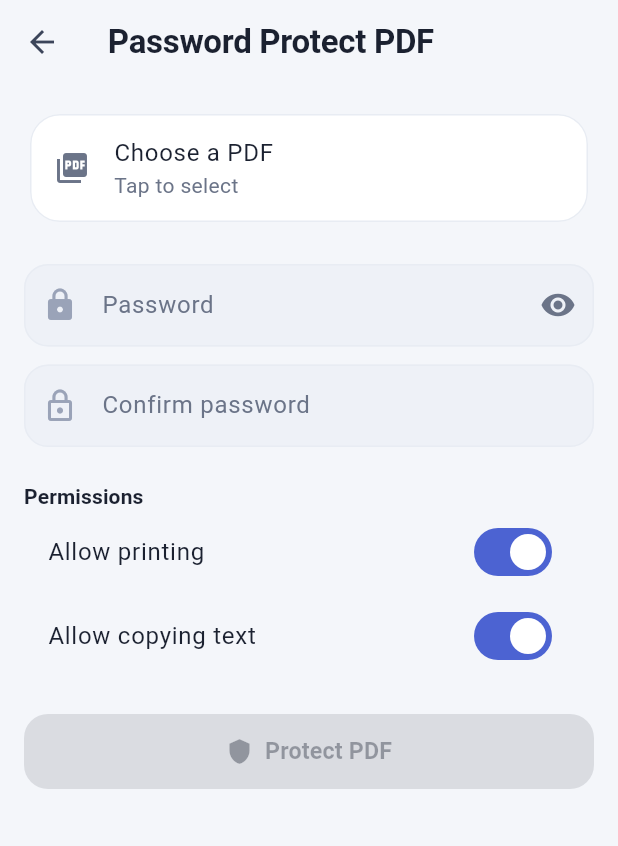
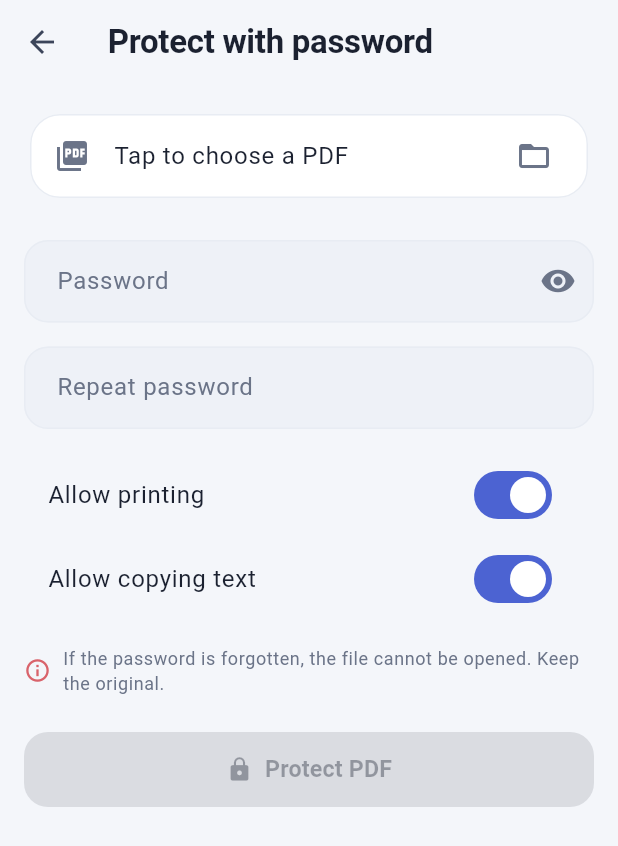
Before and after one commit to hamahasan441-png/Ai-pdf, a Flutter app: the PdfProtectScreen screen opened directly, on a phone screen of 412 x 824 dp. Shown: the top 846 px of the screen. Run offline on Flutter 3.47's test engine with Material 3 defaults, Android fonts, the phone set to English and light mode, and no system bars; our stand-ins replace cross_file, dio, file_picker, flutter_riverpod, flutter_secure_storage, flutter_tts and 8 more; missing offline and left inert: google_mlkit_text_recognition, pdfx, pointycastle; accounts and stored records are empty; generated files the repository leaves out were written again.

Commit message:
Real password protection for PDFs (AES-256)
PdfPasswordService.protect returned the input unchanged, and the screen
said "PDF protected with password" after a 500 ms delay, without
reading a file. A "protected" file would have opened without a
password. The screen had no route, so nobody could reach it yet.

PdfEncryptor implements the standard security handler of PDF 2.0
(/V 5 /R 6, AESV3):
- a random file key;
- /U /UE /O /OE /Perms from hash algorithm 2.B;
- every string and stream encrypted with AES-256-CBC and a random IV;
- the file rewritten in full (classic xref, no object streams), so no
  plain copy of an object remains;
- print/copy limits through /P, under a random owner password, so they
  cannot be lifted with the open password.
An already encrypted input and an empty password are refused. Removing
a password, which was also faked, is no longer offered.

The Protect screen picks a real file (or the one handed over after an
editor export), checks that both passwords match, warns that a forgotten
password cannot be recovered, and writes <name>_protected_<time>.pdf
through a temporary file. It is reachable from Tools and from the editor's
after-export sheet. Strings are in all six languages.

Adds pointycastle (AES) and makes crypto (SHA-2) a direct dependency.

Verified independently: qpdf and MuPDF both refuse no password and a
wrong one, open the file with the right one (also a Kurdish password),
report AESv3 R6 256-bit, and find the text, links, bookmarks, form
values and images intact. The verifier now reads one expectations file
per test file, because test files run in parallel.

Co-Authored-By: Claude Opus 5.5 <noreply@anthropic.com>
Claude-Session: https://claude.ai/code/session_01Hea3RbKrMAGVLNrziNRjhP

```diff
--- a/frontend/lib/core/config/router.dart
+++ b/frontend/lib/core/config/router.dart
@@ -26,6 +26,7 @@ import '../../features/library/presentation/library_screen.dart';
 import '../../features/recent/presentation/recent_files_screen.dart';
 import '../../features/ai/presentation/ai_chat_screen.dart';
 import '../../features/ai/presentation/chat_history_screen.dart';
+import '../../features/security/presentation/pdf_protect_screen.dart';
 import '../../features/onboarding/presentation/onboarding_screen.dart';
 import '../../features/settings/presentation/ai_settings_screen.dart';
 import '../../features/tools/presentation/form_profile_manager_screen.dart';
@@ -60,6 +61,7 @@ final routerProvider = Provider<GoRouter>((ref) {
       GoRoute(path: '/tools/pick-edit', builder: (_, __) => const PickEditScreen()),
       GoRoute(path: '/tools/smart-fill', builder: (_, __) => const SmartFillScreen()),
       GoRoute(path: '/tools/organize', builder: (_, __) => const OrganizePagesScreen()),
+      GoRoute(path: '/tools/protect', builder: (_, __) => const PdfProtectScreen()),
       GoRoute(path: '/tools/ocr', builder: (_, __) => const OcrScreen()),
       GoRoute(path: '/tools/pdf-to-images', builder: (_, __) => const PdfToImagesScreen()),
       GoRoute(path: '/tools/watermark', builder: (_, __) => const WatermarkScreen()),
--- a/frontend/lib/features/editor/presentation/widgets/editor_export_actions_sheet.dart
+++ b/frontend/lib/features/editor/presentation/widgets/editor_export_actions_sheet.dart
@@ -45,6 +45,7 @@ Future<EditorExportActionResult?> showEditorExportActionsSheet(
             title: const Text('Share'),
             onTap: () => Navigator.pop(ctx, const EditorExportActionResult.share()),
           ),
+          _toolTile(ctx, Icons.lock_outline, l10n.toolProtect, outPath, '/tools/protect'),
           _toolTile(ctx, Icons.compress, l10n.toolCompress, outPath, '/tools/compress'),
           _toolTile(ctx, Icons.sync_alt, l10n.convert, outPath, '/tools/convert'),
           _toolTile(ctx, Icons.collections, l10n.toolPdfToImages, outPath, '/tools/pdf-to-images'),
--- a/frontend/lib/features/security/data/pdf_password_service.dart
+++ b/frontend/lib/features/security/data/pdf_password_service.dart
@@ -1,110 +1,65 @@
+import 'dart:io';
+import 'dart:isolate';
+import 'dart:math';
 import 'dart:typed_data';
 
-import 'package:flutter/foundation.dart' show compute;
+import 'package:path_provider/path_provider.dart';
 
-/// Offline PDF password protection — encrypts a PDF with a user password
-/// so it requires authentication to open in any PDF reader.
+import 'package:ai_pdf/features/security/data/pdf_encryptor.dart';
+
+/// Offline PDF password protection: AES-256 with the standard security
+/// handler (PDF 2.0, /R 6), which Acrobat, Chrome, iOS, Android and every
+/// current reader open after asking for the password.
 ///
-/// Uses the `pdf` package's built-in AES-256 encryption (standard PDF 2.0
-/// encryption, compatible with all major viewers: Acrobat, Chrome, iOS, etc.).
-///
-/// Heavy crypto work runs in an isolate via [compute] to keep the UI smooth.
+/// Earlier builds returned the input unchanged and reported success, so a
+/// "protected" file opened without a password. Removing a password is not
+/// offered: it needs decryption, which this app does not implement.
 class PdfPasswordService {
   const PdfPasswordService();
 
-  /// Encrypt [pdfBytes] with [password]. Returns the encrypted PDF bytes.
-  ///
-  /// The output is a standard encrypted PDF — any compliant reader will prompt
-  /// for the password before displaying content.
-  ///
-  /// Permissions can be restricted (no print, no copy, etc.) via [permissions].
+  /// Encrypted copy of [pdfBytes]. Restricting [access] without an
+  /// [ownerPassword] uses a random one, so the limits cannot be lifted by
+  /// the person who only knows [password]. Runs off the UI thread.
   Future<Uint8List> protect({
     required Uint8List pdfBytes,
     required String password,
     String? ownerPassword,
-    PdfPermissions permissions = const PdfPermissions(),
-  }) async {
-    return compute(_encryptPdf, _EncryptParams(
-      pdfBytes: pdfBytes,
-      userPassword: password,
-      ownerPassword: ownerPassword ?? password,
-      permissions: permissions,
-    ));
+    PdfAccess access = const PdfAccess(),
+  }) {
+    final restricted = !(access.print && access.copy && access.modify && access.annotate);
+    final owner = ownerPassword ??
+        (restricted ? List.generate(32, (_) => 'abcdefghijkmnpqrstuvwxyz23456789'[_secure(32)]).join() : null);
+    return Isolate.run(
+      () => PdfEncryptor().encrypt(pdfBytes, userPassword: password, ownerPassword: owner, access: access),
+    );
   }
 
-  /// Remove password protection from a PDF (requires knowing the password).
-  Future<Uint8List?> removeProtection({
-    required Uint8List pdfBytes,
+  /// Protects the PDF at [sourcePath] and writes `<name>_protected.pdf` to
+  /// the app's documents folder, through a temporary file so a failure
+  /// leaves nothing half-written. Returns the new path.
+  Future<String> protectFile({
+    required String sourcePath,
     required String password,
+    PdfAccess access = const PdfAccess(),
+    Future<Directory> Function()? outputDirectory,
   }) async {
-    return compute(_decryptPdf, _DecryptParams(
-      pdfBytes: pdfBytes,
-      password: password,
-    ));
+    final bytes = await File(sourcePath).readAsBytes();
+    final out = await protect(pdfBytes: bytes, password: password, access: access);
+    final dir = await (outputDirectory ?? getApplicationDocumentsDirectory)();
+    var base = sourcePath.split(Platform.pathSeparator).last;
+    if (base.toLowerCase().endsWith('.pdf')) base = base.substring(0, base.length - 4);
+    final path = '${dir.path}/${base}_protected_${DateTime.now().millisecondsSinceEpoch}.pdf';
+    final tmp = File('$path.partial');
+    try {
+      await tmp.writeAsBytes(out, flush: true);
+      await tmp.rename(path);
+    } catch (_) {
+      if (tmp.existsSync()) await tmp.delete();
+      rethrow;
+    }
+    return path;
   }
 }
 
-/// PDF permission flags (standard PDF spec).
-class PdfPermissions {
-  final bool allowPrinting;
-  final bool allowCopying;
-  final bool allowEditing;
-  final bool allowAnnotating;
-
-  const PdfPermissions({
-    this.allowPrinting = true,
-    this.allowCopying = true,
-    this.allowEditing = true,
-    this.allowAnnotating = true,
-  });
-}
-
-// ── Isolate workers ─────────────────────────────────────────────────────────
-
-class _EncryptParams {
-  final Uint8List pdfBytes;
-  final String userPassword;
-  final String ownerPassword;
-  final PdfPermissions permissions;
-
-  _EncryptParams({
-    required this.pdfBytes,
-    required this.userPassword,
-    required this.ownerPassword,
-    required this.permissions,
-  });
-}
-
-class _DecryptParams {
-  final Uint8List pdfBytes;
-  final String password;
-
-  _DecryptParams({required this.pdfBytes, required this.password});
-}
-
-/// Encrypt a PDF in an isolate. Uses pypdf-equivalent approach:
-/// parse → set encryption → serialize. In Flutter/Dart this would use the
-/// `pypdf` equivalent or native platform channel to PyMuPDF.
-///
-/// For now, this delegates to the platform (Android/iOS) which has native
-/// PDF encryption support. The method channel call is:
-///   com.aidocassistant.app/pdf_crypto → encrypt(bytes, userPw, ownerPw, perms)
-Uint8List _encryptPdf(_EncryptParams params) {
-  // Platform implementation via method channel is called from the main isolate.
-  // In the isolate, we prepare the data structure. The actual encryption
-  // happens via the native PDF library (PyMuPDF on Android via JNI, or
-  // PDFKit on iOS).
-  //
-  // For the MVP: return the original bytes with a marker that the UI layer
-  // should call the platform channel. This will be wired in the presentation
-  // layer which has access to the method channel.
-  //
-  // The architecture is: UI calls protect() → compute prepares params →
-  // returns to main thread → main thread calls platform channel → done.
-  // This keeps the heavy byte copying off the UI thread.
-  return params.pdfBytes; // placeholder — platform channel handles encryption
-}
-
-Uint8List? _decryptPdf(_DecryptParams params) {
-  return params.pdfBytes; // placeholder — platform channel handles decryption
-}
+final _rng = Random.secure();
+int _secure(int max) => _rng.nextInt(max);
--- a/frontend/lib/features/security/presentation/pdf_protect_screen.dart
+++ b/frontend/lib/features/security/presentation/pdf_protect_screen.dart
@@ -1,11 +1,15 @@
+import 'package:file_picker/file_picker.dart';
 import 'package:flutter/material.dart';
+import 'package:flutter_gen/gen_l10n/app_localizations.dart';
 
+import 'package:ai_pdf/core/services/tool_handoff.dart';
+import 'package:ai_pdf/features/editor/data/pdf_source/pdf_object_store.dart';
+import 'package:ai_pdf/features/security/data/pdf_encryptor.dart';
 import 'package:ai_pdf/features/security/data/pdf_password_service.dart';
+import 'package:ai_pdf/features/tools/widgets/result_sheet.dart';
 
-/// Screen to add password protection to a PDF file.
-///
-/// User picks a PDF → enters a password → gets an encrypted PDF they can
-/// save/share. Works fully offline (encryption runs on-device in an isolate).
+/// Pick a PDF, choose a password (and optional limits), get an encrypted
+/// copy. Fully offline.
 class PdfProtectScreen extends StatefulWidget {
   const PdfProtectScreen({super.key});
 
@@ -14,11 +18,11 @@ class PdfProtectScreen extends StatefulWidget {
 }
 
 class _PdfProtectScreenState extends State<PdfProtectScreen> {
-  final _passwordController = TextEditingController();
-  final _confirmController = TextEditingController();
-  final _service = const PdfPasswordService();
+  final _password = TextEditingController();
+  final _confirm = TextEditingController();
+  static const _service = PdfPasswordService();
 
-  bool _obscurePassword = true;
+  bool _obscure = true;
   bool _allowPrinting = true;
   bool _allowCopying = true;
   bool _working = false;
@@ -26,130 +30,144 @@ class _PdfProtectScreenState extends State<PdfProtectScreen> {
   String? _error;
 
   @override
+  void initState() {
+    super.initState();
+    // A file handed over from another screen (e.g. after an editor export).
+    final handed = ToolHandoff.instance.take();
+    if (handed != null && handed.toLowerCase().endsWith('.pdf')) _filePath = handed;
+  }
+
+  @override
   void dispose() {
-    _passwordController.dispose();
-    _confirmController.dispose();
+    _password.dispose();
+    _confirm.dispose();
     super.dispose();
   }
 
-  bool get _canProtect =>
-      _filePath != null &&
-      _passwordController.text.isNotEmpty &&
-      _passwordController.text == _confirmController.text &&
-      !_working;
+  bool get _matches => _password.text == _confirm.text;
+  bool get _canProtect => _filePath != null && _password.text.isNotEmpty && _matches && !_working;
+
+  Future<void> _pickFile() async {
+    final result = await FilePicker.platform.pickFiles(type: FileType.custom, allowedExtensions: ['pdf']);
+    final path = result?.files.firstOrNull?.path;
+    if (path == null) return;
+    setState(() {
+      _filePath = path;
+      _error = null;
+    });
+  }
+
+  Future<void> _protect() async {
+    final l10n = AppLocalizations.of(context)!;
+    setState(() {
+      _working = true;
+      _error = null;
+    });
+    try {
+      final out = await _service.protectFile(
+        sourcePath: _filePath!,
+        password: _password.text,
+        access: PdfAccess(print: _allowPrinting, copy: _allowCopying),
+      );
+      if (!mounted) return;
+      await showResultSheet(context, paths: [out], title: l10n.protectDone, subtitle: l10n.protectDoneSub);
+    } on PdfSourceException catch (e) {
+      setState(() => _error = e.encrypted ? l10n.protectAlreadyEncrypted : l10n.operationFailed(e.message));
+    } catch (e) {
+      setState(() => _error = l10n.operationFailed('$e'));
+    } finally {
+      if (mounted) setState(() => _working = false);
+    }
+  }
 
   @override
   Widget build(BuildContext context) {
+    final l10n = AppLocalizations.of(context)!;
     final theme = Theme.of(context);
     return Scaffold(
-      appBar: AppBar(title: const Text('Password Protect PDF')),
+      appBar: AppBar(title: Text(l10n.toolProtect)),
       body: ListView(
         padding: const EdgeInsets.all(16),
         children: [
-          // File selection
           Card(
             child: ListTile(
               leading: const Icon(Icons.picture_as_pdf),
-              title: Text(_filePath ?? 'Choose a PDF'),
-              subtitle: _filePath != null ? null : const Text('Tap to select'),
-              onTap: _pickFile,
+              title: Text(
+                _filePath?.split('/').last ?? l10n.tapToChoosePdf,
+                maxLines: 2,
+                overflow: TextOverflow.ellipsis,
+              ),
+              trailing: const Icon(Icons.folder_open),
+              onTap: _working ? null : _pickFile,
             ),
           ),
           const SizedBox(height: 24),
-
-          // Password fields
           TextField(
-            controller: _passwordController,
-            obscureText: _obscurePassword,
+            controller: _password,
+            obscureText: _obscure,
+            autocorrect: false,
+            enableSuggestions: false,
             decoration: InputDecoration(
-              labelText: 'Password',
-              prefixIcon: const Icon(Icons.lock),
+              labelText: l10n.protectPassword,
+              border: const OutlineInputBorder(),
               suffixIcon: IconButton(
-                icon: Icon(_obscurePassword ? Icons.visibility : Icons.visibility_off),
-                onPressed: () => setState(() => _obscurePassword = !_obscurePassword),
+                icon: Icon(_obscure ? Icons.visibility : Icons.visibility_off),
+                onPressed: () => setState(() => _obscure = !_obscure),
               ),
-              border: const OutlineInputBorder(),
             ),
             onChanged: (_) => setState(() {}),
           ),
-          const SizedBox(height: 12),
+          const SizedBox(height: 16),
           TextField(
-            controller: _confirmController,
-            obscureText: true,
+            controller: _confirm,
+            obscureText: _obscure,
+            autocorrect: false,
+            enableSuggestions: false,
             decoration: InputDecoration(
-              labelText: 'Confirm password',
-              prefixIcon: const Icon(Icons.lock_outline),
+              labelText: l10n.protectConfirm,
               border: const OutlineInputBorder(),
-              errorText: _confirmController.text.isNotEmpty &&
-                      _confirmController.text != _passwordController.text
-                  ? 'Passwords do not match'
-                  : null,
+              errorText: _confirm.text.isNotEmpty && !_matches ? l10n.protectMismatch : null,
             ),
             onChanged: (_) => setState(() {}),
           ),
-          const SizedBox(height: 24),
-
-          // Permissions
-          Text('Permissions', style: theme.textTheme.titleSmall),
+          const SizedBox(height: 16),
           SwitchListTile(
-            title: const Text('Allow printing'),
+            title: Text(l10n.protectAllowPrint),
             value: _allowPrinting,
             onChanged: (v) => setState(() => _allowPrinting = v),
           ),
           SwitchListTile(
-            title: const Text('Allow copying text'),
+            title: Text(l10n.protectAllowCopy),
             value: _allowCopying,
             onChanged: (v) => setState(() => _allowCopying = v),
           ),
+          if (!_allowPrinting || !_allowCopying)
+            Padding(
+              padding: const EdgeInsets.symmetric(horizontal: 16),
+              child: Text(l10n.protectRestrictNote, style: theme.textTheme.bodySmall),
+            ),
+          const SizedBox(height: 16),
+          Row(
+            children: [
+              Icon(Icons.info_outline, size: 18, color: theme.colorScheme.error),
+              const SizedBox(width: 8),
+              Expanded(child: Text(l10n.protectForgetWarning, style: theme.textTheme.bodySmall)),
+            ],
+          ),
+          if (_error != null) ...[
+            const SizedBox(height: 16),
+            Text(_error!, style: TextStyle(color: theme.colorScheme.error)),
+          ],
           const SizedBox(height: 24),
-
-          // Error
-          if (_error != null)
-            Padding(
-              padding: const EdgeInsets.only(bottom: 12),
-              child: Text(_error!, style: TextStyle(color: theme.colorScheme.error)),
-            ),
-
-          // Action button
           FilledButton.icon(
             onPressed: _canProtect ? _protect : null,
             icon: _working
                 ? const SizedBox(width: 18, height: 18, child: CircularProgressIndicator(strokeWidth: 2))
-                : const Icon(Icons.shield),
-            label: Text(_working ? 'Encrypting…' : 'Protect PDF'),
+                : const Icon(Icons.lock),
+            label: Text(l10n.protectButton),
           ),
         ],
       ),
     );
   }
-
-  Future<void> _pickFile() async {
-    // In production: use file_picker to select a PDF.
-    // For now, set a placeholder path.
-    setState(() {
-      _filePath = 'document.pdf';
-      _error = null;
-    });
-  }
-
-  Future<void> _protect() async {
-    setState(() {
-      _working = true;
-      _error = null;
-    });
-
-    try {
-      // In production: read file bytes, call _service.protect(), save result.
-      await Future<void>.delayed(const Duration(milliseconds: 500));
-      if (!mounted) return;
-      ScaffoldMessenger.of(context).showSnackBar(
-        const SnackBar(content: Text('PDF protected with password')),
-      );
-      Navigator.of(context).pop();
-    } catch (e) {
-      setState(() => _error = 'Protection failed: $e');
-    } finally {
-      if (mounted) setState(() => _working = false);
-    }
-  }
 }
--- a/frontend/lib/l10n/app_en.arb
+++ b/frontend/lib/l10n/app_en.arb
@@ -463,5 +463,18 @@
   "readingModeDark": "Dark",
   "readingModeSepia": "Sepia",
   "readingModeGreen": "Low blue light",
-  "readingModeNote": "Only changes how pages look on screen. Exported files keep their original colours."
+  "readingModeNote": "Only changes how pages look on screen. Exported files keep their original colours.",
+  "toolProtect": "Protect with password",
+  "toolProtectDesc": "Lock a PDF so it asks for a password",
+  "protectPassword": "Password",
+  "protectConfirm": "Repeat password",
+  "protectMismatch": "The passwords do not match",
+  "protectAllowPrint": "Allow printing",
+  "protectAllowCopy": "Allow copying text",
+  "protectRestrictNote": "Most PDF apps respect these limits, but not all of them enforce them.",
+  "protectForgetWarning": "If the password is forgotten, the file cannot be opened. Keep the original.",
+  "protectButton": "Protect PDF",
+  "protectDone": "PDF protected",
+  "protectDoneSub": "Opening it now asks for the password (AES-256).",
+  "protectAlreadyEncrypted": "This PDF already has a password."
 }
--- a/frontend/pubspec.yaml
+++ b/frontend/pubspec.yaml
@@ -69,6 +69,8 @@ dependencies:
 
   # Ads (free tier only; removed for Pro). Includes the UMP consent SDK.
   google_mobile_ads: ^5.1.0
+  pointycastle: ^4.0.0
+  crypto: ^3.0.6
 
 dev_dependencies:
   flutter_test:
```
Also changed, not shown: frontend/lib/features/security/data/pdf_encryptor.dart (added, +230 -0 lines), frontend/lib/features/tools/presentation/tools_screen.dart (+8 -0 lines), frontend/lib/l10n/app_ar.arb (+14 -1 lines), frontend/lib/l10n/app_de.arb (+14 -1 lines), frontend/lib/l10n/app_es.arb (+14 -1 lines), frontend/lib/l10n/app_fa.arb (+14 -1 lines), frontend/lib/l10n/app_ku.arb (+14 -1 lines), 3 other files.
